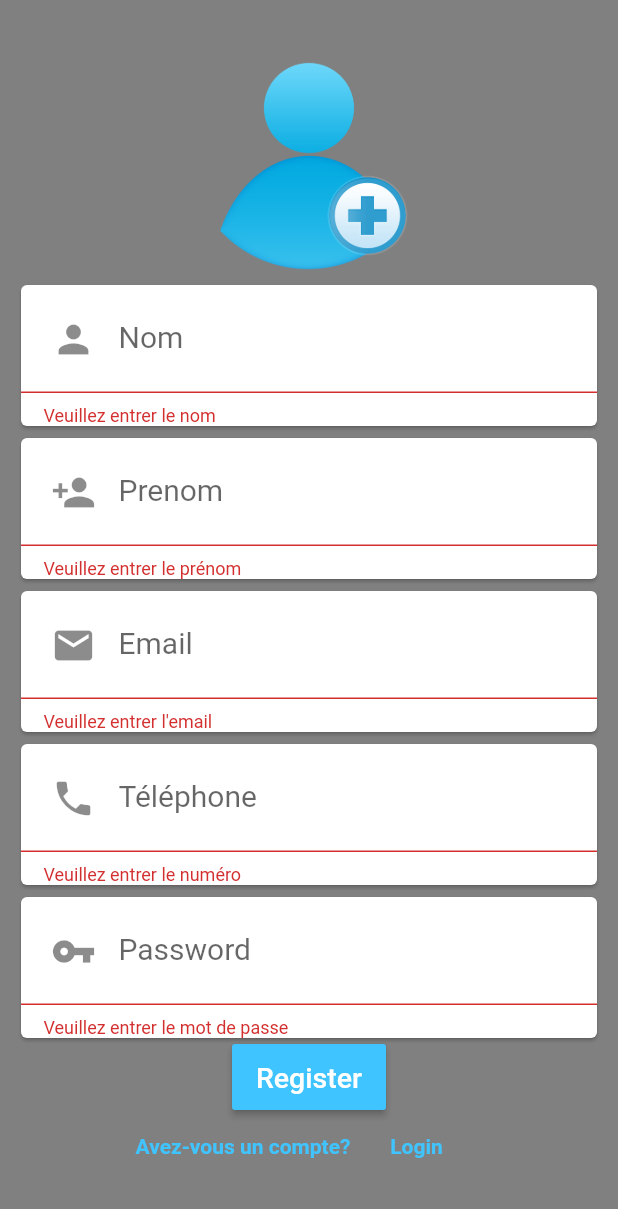
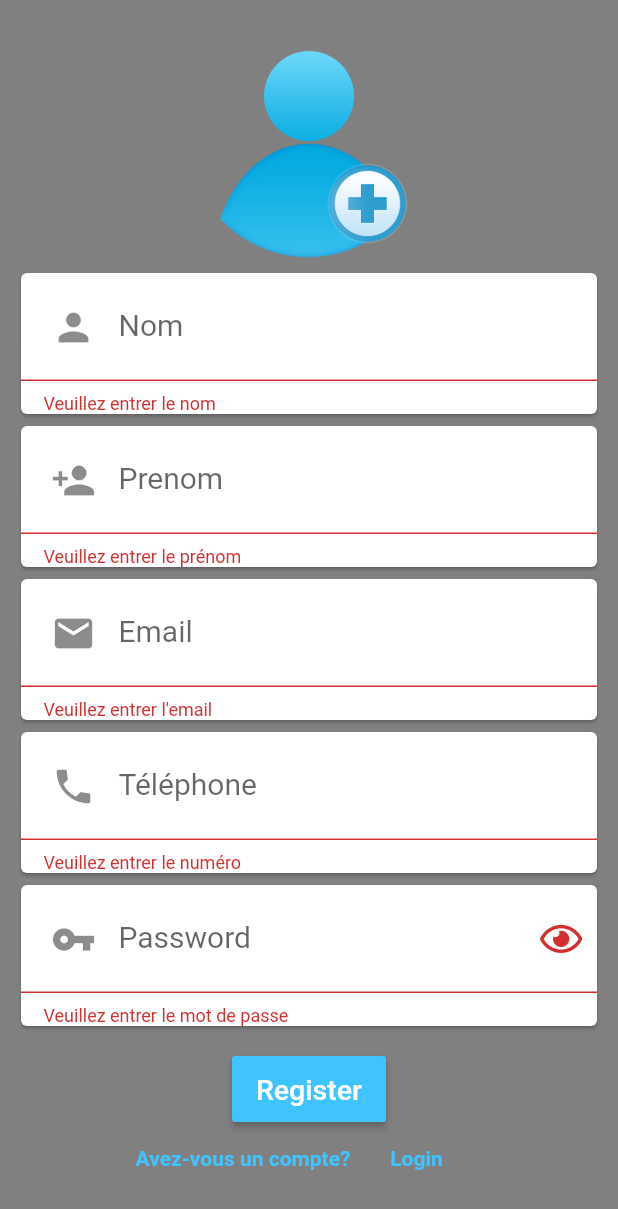
Before and after one commit to Mister-Clo/flutter-login-register-forms, a Flutter app: the Register screen opened directly, after a tap on "Register", on a phone screen of 412 x 824 dp. Shown: the top 1209 px of the screen. Run offline on Flutter 3.47's test engine with Material 2 defaults, Android fonts, the phone set to English and light mode, and no system bars; our stand-ins replace font_awesome_flutter, shared_preferences; accounts and stored records are empty.

Commit message:
registration done plus comments

```diff
--- a/lib/main.dart
+++ b/lib/main.dart
@@ -6,7 +6,7 @@ import 'package:http/http.dart' as http;
 import 'package:http_requests/pages/login.dart';
 import 'package:http_requests/wrapper.dart';
 
-Future<Album> fetchAlbum() async {
+/*Future<Album> fetchAlbum() async {
   final response =
   await http.get('https://jsonplaceholder.typicode.com/todos/1');
 
@@ -20,7 +20,7 @@ Future<Album> fetchAlbum() async {
     throw Exception('Failed to load album');
   }
 }
-
+*/
 class Album {
   final int userId;
   final int id;
@@ -49,11 +49,11 @@ class MyApp extends StatefulWidget {
 class _MyAppState extends State<MyApp> {
   Future<Album> futureAlbum;
 
-  @override
+  /*@override
   void initState() {
     super.initState();
     futureAlbum = fetchAlbum();
-  }
+  }*/
 
   @override
   Widget build(BuildContext context) {
--- a/lib/pages/register.dart
+++ b/lib/pages/register.dart
@@ -1,5 +1,10 @@
 import 'package:flutter/material.dart';
+import 'package:font_awesome_flutter/font_awesome_flutter.dart';
+import 'package:http_requests/model/userModel.dart';
 import 'package:http_requests/pages/login.dart';
+import 'package:http_requests/services/authService.dart';
+
+import '../home.dart';
 
 class Register extends StatefulWidget {
   @override
@@ -13,9 +18,34 @@ class _RegisterState extends State<Register> {
   TextEditingController numero_inscription = new TextEditingController();
   TextEditingController password_inscription = new TextEditingController();
   final _key = GlobalKey<FormState>();
-  void register(){
+  String message = "";
+  bool registered = false;
+
+  ///la fonction login appelle la fonction de L'api d'inscription
+  ///register
+  void register() async{
     if(_key.currentState.validate()){
+      print(email_inscription.text);
+      print(nom_inscription.text);
+      print(prenom_inscription.text);
+      print(numero_inscription.text);
+      print(password_inscription.text);
 
+      final response = await AuthService.register(
+          nom_inscription.text,prenom_inscription.text,
+          email_inscription.text,numero_inscription.text,
+          password_inscription.text);
+      if(response["statut"]==1){
+        await UserModel.saveUser(UserModel.fromJson(response));
+        registered = true;
+        message = response["message"];
+        Navigator.of(context).push(MaterialPageRoute(builder: (g)=> Home()));
+        setState(() {});
+      }else{
+        registered = false;
+        message = response["message"];
+        setState(() {});
+      }
     }
   }
 
@@ -31,10 +61,11 @@ class _RegisterState extends State<Register> {
                     key: _key,
                     child: Column(
                       children: [
-                        Image(image: AssetImage('images/add-user.png'),width: 150,),
+                        Image(image: AssetImage('images/add-user.png'),width: 150),
                         Card(
                           child: TextFormField(
                             validator: (e)=>e.isEmpty?"Veuillez entrer le nom":null,
+                            controller: nom_inscription,
                             style: TextStyle(fontSize: 20),
                             decoration: InputDecoration(
                                 contentPadding: EdgeInsets.all(15),
@@ -53,6 +84,7 @@ class _RegisterState extends State<Register> {
                         Card(
                           child: TextFormField(
                             validator: (e)=>e.isEmpty?"Veuillez entrer le prénom":null,
+                            controller: prenom_inscription,
                             style: TextStyle(fontSize: 20),
                             decoration: InputDecoration(
                                 contentPadding: EdgeInsets.all(15),
@@ -71,6 +103,7 @@ class _RegisterState extends State<Register> {
                         Card(
                           child: TextFormField(
                             validator: (e)=>e.isEmpty?"Veuillez entrer l'email":null,
+                            controller: email_inscription,
                             style: TextStyle(fontSize: 20),
                             decoration: InputDecoration(
                                 contentPadding: EdgeInsets.all(15),
@@ -83,12 +116,13 @@ class _RegisterState extends State<Register> {
                                 ),
                                 labelText: 'Email',
                                 hintText: "e-mail"),
-                            keyboardType: TextInputType.text,
+                            keyboardType: TextInputType.emailAddress,
                           ),
                         ),
                         Card(
                           child: TextFormField(
                             validator: (e)=>e.isEmpty?"Veuillez entrer le numéro":null,
+                            controller: numero_inscription,
                             style: TextStyle(fontSize: 20),
                             decoration: InputDecoration(
                                 contentPadding: EdgeInsets.all(15),
@@ -107,8 +141,9 @@ class _RegisterState extends State<Register> {
                         Card(
                           child: TextFormField(
                             validator: (e)=>e.isEmpty?"Veuillez entrer le mot de passe":null,
+                            controller: password_inscription,
                             style: TextStyle(fontSize: 20),
-                            obscureText: true,
+                            obscureText: visible,
                             decoration: InputDecoration(
                                 contentPadding: EdgeInsets.all(15),
                                 prefixIcon: Padding(
@@ -118,11 +153,19 @@ class _RegisterState extends State<Register> {
                                     size: 30,
                                   ),
                                 ),
+                                suffixIcon: Padding(
+                                    padding: const EdgeInsets.only(left: 20),
+                                    child: IconButton(
+                                      icon: visible ? FaIcon(FontAwesomeIcons.eye,size: 25,) : FaIcon(FontAwesomeIcons.eyeSlash,size: 25,) ,
+                                      onPressed: toggle_password,
+                                    )
+                                ),
                                 labelText: 'Password',
                                 hintText: "Mot de passe"),
                             keyboardType: TextInputType.text,
                           ),
                         ),
+                        Text("$message", style: TextStyle(color: registered ? Colors.greenAccent : Colors.redAccent),),
                         SizedBox(
                           height: 44,
                           child: RaisedButton(onPressed: register,
@@ -155,4 +198,11 @@ class _RegisterState extends State<Register> {
               ))),
     );
   }
+  bool visible = true;
+  ///la fonction toggle_password permet de basculer l'icône
+  ///de visibilité de mot de passe au clic
+  void toggle_password(){
+    visible = !visible;
+    setState(() {});
+  }
 }
```
Also changed, not shown: lib/model/userModel.dart (+16 -12 lines), lib/pages/login.dart (+9 -4 lines), lib/services/authService.dart (+17 -0 lines).
